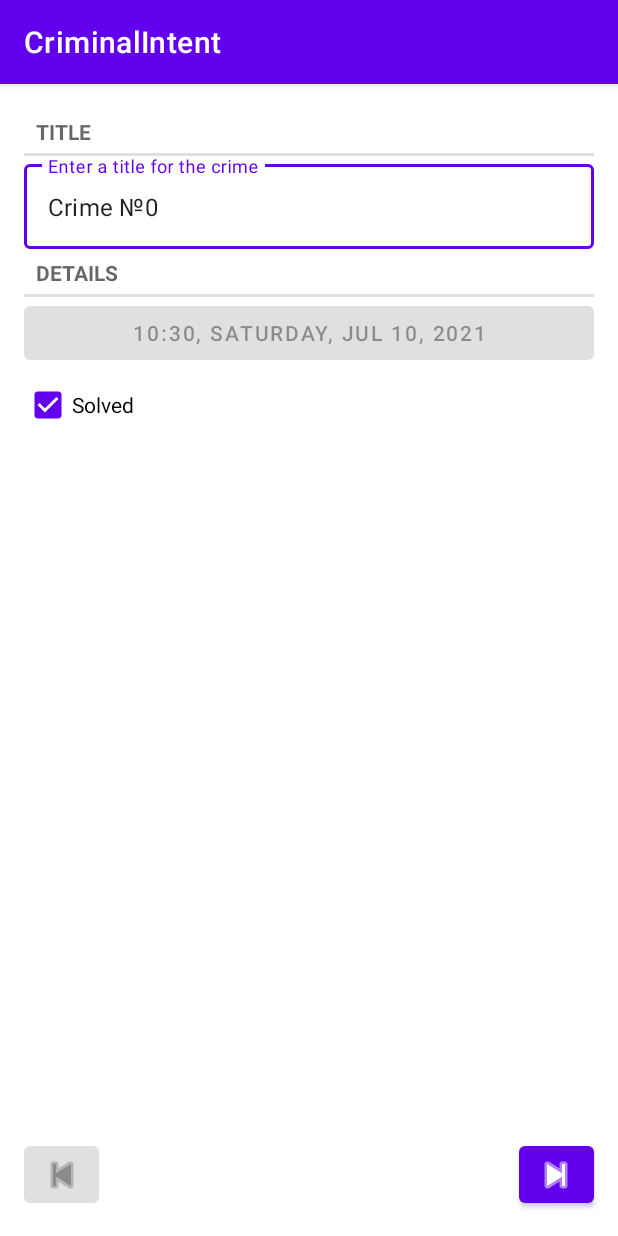
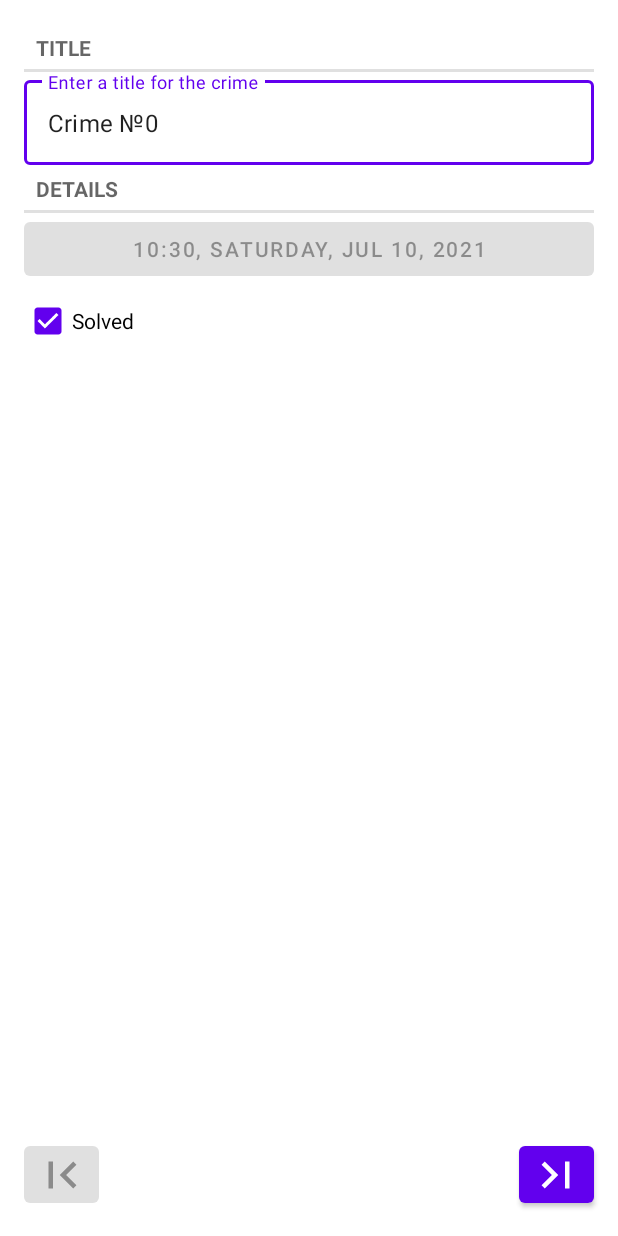
Before and after one commit to MaxKliuba/CriminalIntent-Java, an Android app: the screen it shows after launch (CrimePagerActivity), after a tap on an icon or button, on a phone screen of 412 x 824 dp. Run offline under Robolectric (Android 15) with nearby library versions, the phone set to English and light mode, and no system bars.

Commit message:
UI updated

```diff
--- a/app/src/main/java/com/max_kliuba/criminalintent/CrimeListFragment.java
+++ b/app/src/main/java/com/max_kliuba/criminalintent/CrimeListFragment.java
@@ -13,6 +13,7 @@ import android.widget.Toast;
 import androidx.annotation.NonNull;
 import androidx.annotation.Nullable;
 import androidx.fragment.app.Fragment;
+import androidx.recyclerview.widget.DividerItemDecoration;
 import androidx.recyclerview.widget.LinearLayoutManager;
 import androidx.recyclerview.widget.RecyclerView;
 
@@ -24,7 +25,6 @@ public class CrimeListFragment extends Fragment {
 
     private RecyclerView mCrimeRecyclerView;
     private CrimeAdapter mAdapter;
-    private int mClickedItemPosition = -1;
 
     @Nullable
     @org.jetbrains.annotations.Nullable
@@ -36,6 +36,7 @@ public class CrimeListFragment extends Fragment {
         View view = inflater.inflate(R.layout.fragment_crime_list, container, false);
         mCrimeRecyclerView = (RecyclerView) view.findViewById(R.id.crime_recycler_view);
         mCrimeRecyclerView.setLayoutManager(new LinearLayoutManager(getActivity()));
+        mCrimeRecyclerView.addItemDecoration(new DividerItemDecoration(getActivity(), LinearLayoutManager.VERTICAL));
         updateUserInterface();
 
         return view;
@@ -56,12 +57,6 @@ public class CrimeListFragment extends Fragment {
             mCrimeRecyclerView.setAdapter(mAdapter);
         } else {
             mAdapter.notifyDataSetChanged();
-            /* if (mClickedItemPosition >= 0) {
-                mAdapter.notifyItemChanged(mClickedItemPosition);
-                mClickedItemPosition = -1;
-            } else {
-                mAdapter.notifyDataSetChanged();
-            } */
         }
 
     }
@@ -70,7 +65,6 @@ public class CrimeListFragment extends Fragment {
         private TextView mTitleTextView;
         private TextView mDateTextView;
         private ImageView mSolvedImageView;
-        private Button mCallPoliceButton;
         private Crime mCrime;
 
         public CrimeHolder(View v, int viewType) {
@@ -81,16 +75,6 @@ public class CrimeListFragment extends Fragment {
             mTitleTextView = (TextView) itemView.findViewById(R.id.crime_title);
             mDateTextView = (TextView) itemView.findViewById(R.id.crime_date);
             mSolvedImageView = (ImageView) itemView.findViewById(R.id.crime_solved_img);
-
-            if (viewType == Crime.SERIOUS_CRIME) {
-                mCallPoliceButton = (Button) itemView.findViewById(R.id.call_police_button);
-                mCallPoliceButton.setOnClickListener(new View.OnClickListener() {
-                    @Override
-                    public void onClick(View v) {
-                        Toast.makeText(getActivity(), String.format("%s (CALL THE POLICE)", mCrime.getTitle()), Toast.LENGTH_SHORT).show();
-                    }
-                });
-            }
         }
 
         public void bind(Crime crime) {
@@ -98,14 +82,10 @@ public class CrimeListFragment extends Fragment {
             mTitleTextView.setText(mCrime.getTitle());
             mDateTextView.setText(mCrime.getFormattedDate());
             mSolvedImageView.setVisibility(mCrime.isSolved() ? View.VISIBLE : View.GONE);
-            if (mCrime.getCrimeType() == Crime.SERIOUS_CRIME) {
-                mCallPoliceButton.setEnabled(!mCrime.isSolved());
-            }
         }
 
         @Override
         public void onClick(View v) {
-            mClickedItemPosition = getBindingAdapterPosition();
             Intent intent = CrimePagerActivity.newIntent(getActivity(), mCrime.getId());
             startActivity(intent);
         }
@@ -123,16 +103,7 @@ public class CrimeListFragment extends Fragment {
         @Override
         public CrimeHolder onCreateViewHolder(@NonNull @NotNull ViewGroup parent, int viewType) {
             LayoutInflater layoutInflater = LayoutInflater.from(getActivity());
-
             int resLayoutId = R.layout.list_item_crime;
-            switch (viewType) {
-                case Crime.ORDINARY_CRIME:
-                    resLayoutId = R.layout.list_item_crime;
-                    break;
-                case Crime.SERIOUS_CRIME:
-                    resLayoutId = R.layout.list_item_serious_crime;
-                    break;
-            }
             View view = layoutInflater.inflate(resLayoutId, parent, false);
 
             return new CrimeHolder(view, viewType);
--- /dev/null
+++ b/app/src/main/res/drawable/ic_first_page_36.xml
@@ -0,0 +1,5 @@
+<vector android:height="36dp" android:tint="#FFFFFF"
+    android:viewportHeight="24" android:viewportWidth="24"
+    android:width="36dp" xmlns:android="http://schemas.android.com/apk/res/android">
+    <path android:fillColor="@android:color/white" android:pathData="M18.41,16.59L13.82,12l4.59,-4.59L17,6l-6,6 6,6zM6,6h2v12H6z"/>
+</vector>
--- /dev/null
+++ b/app/src/main/res/drawable/ic_last_page_36.xml
@@ -0,0 +1,5 @@
+<vector android:height="36dp" android:tint="#FFFFFF"
+    android:viewportHeight="24" android:viewportWidth="24"
+    android:width="36dp" xmlns:android="http://schemas.android.com/apk/res/android">
+    <path android:fillColor="@android:color/white" android:pathData="M5.59,7.41L10.18,12l-4.59,4.59L7,18l6,-6 -6,-6zM16,6h2v12h-2z"/>
+</vector>
--- a/app/src/main/res/layout/activity_crime_pager.xml
+++ b/app/src/main/res/layout/activity_crime_pager.xml
@@ -28,22 +28,22 @@
             android:layout_width="50dp"
             android:layout_height="50dp"
             android:layout_gravity="left"
-            app:icon="@android:drawable/ic_media_previous"
+            android:layout_marginHorizontal="16dp"
+            android:layout_marginBottom="16dp"
+            app:icon="@drawable/ic_first_page_36"
             app:iconGravity="textStart"
-            app:iconPadding="0dp"
-            android:layout_marginLeft="16dp"
-            android:layout_marginBottom="16dp" />
+            app:iconPadding="0dp" />
 
         <Button
             android:id="@+id/go_to_end_btn"
             android:layout_width="50dp"
             android:layout_height="50dp"
             android:layout_gravity="right"
-            app:icon="@android:drawable/ic_media_next"
+            android:layout_marginHorizontal="16dp"
+            android:layout_marginBottom="16dp"
+            app:icon="@drawable/ic_last_page_36"
             app:iconGravity="textEnd"
-            app:iconPadding="0dp"
-            android:layout_marginRight="16dp"
-            android:layout_marginBottom="16dp" />
+            app:iconPadding="0dp" />
 
     </FrameLayout>
 
--- a/app/src/main/res/layout/list_item_crime.xml
+++ b/app/src/main/res/layout/list_item_crime.xml
@@ -45,7 +45,7 @@
         app:layout_constraintDimensionRatio="H,1:1"
         app:layout_constraintEnd_toEndOf="parent"
         app:layout_constraintTop_toTopOf="parent"
-        app:layout_constraintVertical_bias="0.0"
+        app:layout_constraintVertical_bias="0.5"
         app:srcCompat="@drawable/ic_solved" />
 
 </androidx.constraintlayout.widget.ConstraintLayout>
--- a/app/src/main/res/values-night/themes.xml
+++ b/app/src/main/res/values-night/themes.xml
@@ -1,12 +1,13 @@
 <resources xmlns:tools="http://schemas.android.com/tools">
     <!-- Base application theme. -->
-    <style name="Theme.CriminalIntent" parent="Theme.MaterialComponents.DayNight.DarkActionBar">
+    <style name="Theme.CriminalIntent" parent="Theme.MaterialComponents.DayNight.NoActionBar">
         <!-- Primary brand color. -->
         <item name="colorPrimary">@color/purple_200</item>
         <item name="colorPrimaryVariant">@color/purple_700</item>
         <item name="colorOnPrimary">@color/black</item>
         <!-- Secondary brand color. -->
-        <item name="colorSecondary">@color/teal_200</item>
+<!--        <item name="colorSecondary">@color/teal_200</item>-->
+        <item name="colorSecondary">@color/purple_200</item>
         <item name="colorSecondaryVariant">@color/teal_200</item>
         <item name="colorOnSecondary">@color/black</item>
         <!-- Status bar color. -->
--- a/app/src/main/res/values/themes.xml
+++ b/app/src/main/res/values/themes.xml
@@ -1,6 +1,6 @@
 <resources xmlns:tools="http://schemas.android.com/tools">
     <!-- Base application theme. -->
-    <style name="Theme.CriminalIntent" parent="Theme.MaterialComponents.DayNight.DarkActionBar">
+    <style name="Theme.CriminalIntent" parent="Theme.MaterialComponents.DayNight.NoActionBar">
         <!-- Primary brand color. -->
         <item name="colorPrimary">@color/purple_500</item>
         <item name="colorPrimaryVariant">@color/purple_700</item>
```
Also changed, not shown: app/src/main/res/layout/list_item_serious_crime.xml (deleted, +0 -69 lines).
